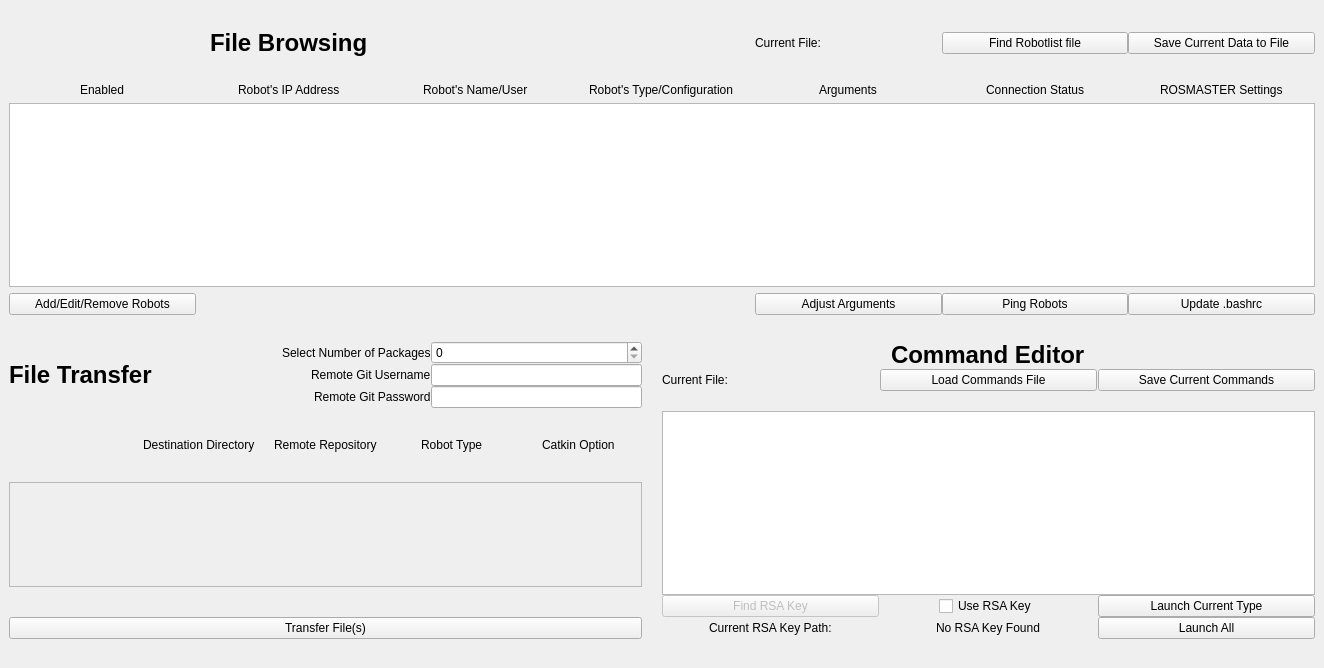
Qt form src/ui_files/Multilauncher.ui (uf-reef-avl/multilauncher) before a commit.
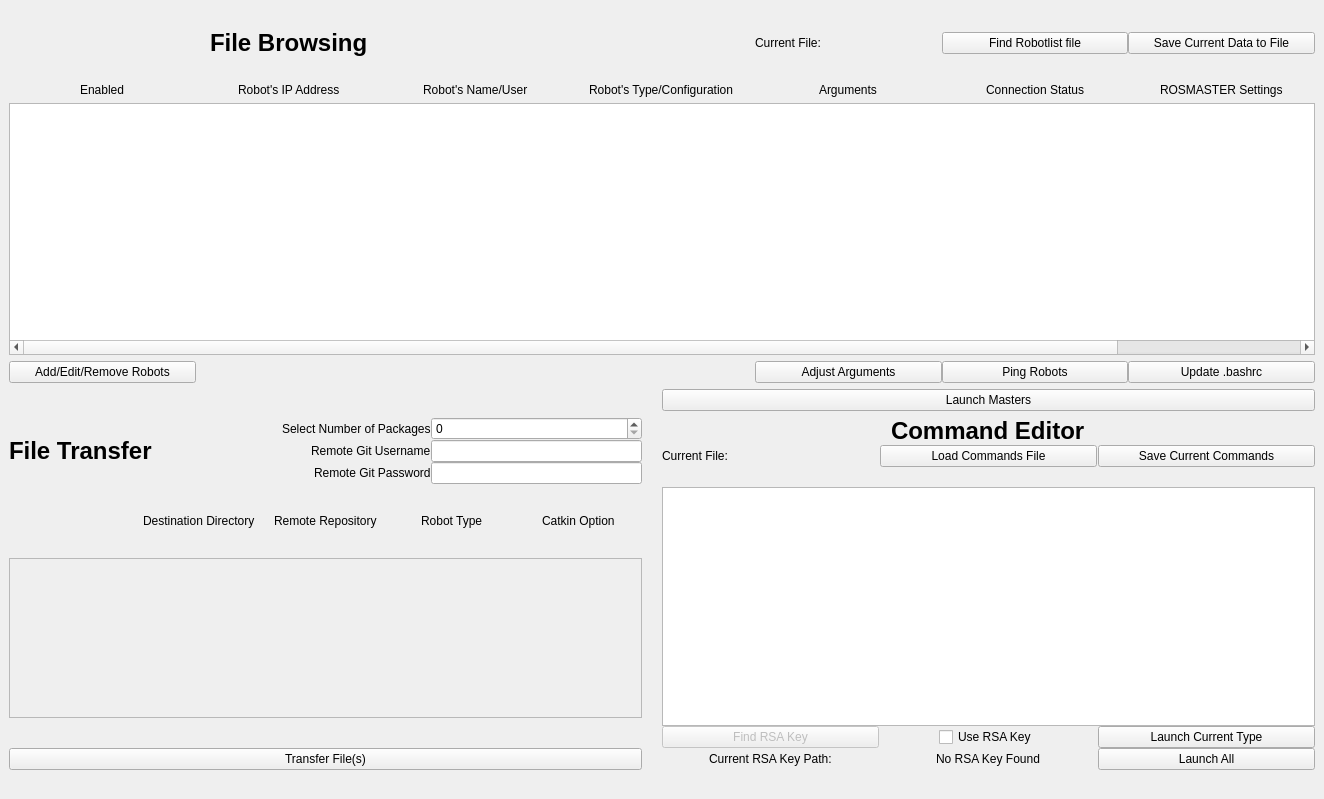
The same form after that commit.

The edit to the form file:
```diff
--- a/src/ui_files/Multilauncher.ui
+++ b/src/ui_files/Multilauncher.ui
@@ -7,7 +7,7 @@
     <x>0</x>
     <y>0</y>
     <width>1324</width>
-    <height>668</height>
+    <height>799</height>
    </rect>
   </property>
   <property name="windowTitle">
@@ -317,7 +317,7 @@
              <x>0</x>
              <y>0</y>
              <width>627</width>
-             <height>73</height>
+             <height>85</height>
             </rect>
            </property>
            <widget class="QWidget" name="gridLayoutWidget_2">
@@ -496,7 +496,7 @@
            </sizepolicy>
           </property>
           <property name="horizontalScrollBarPolicy">
-           <enum>Qt::ScrollBarAlwaysOff</enum>
+           <enum>Qt::ScrollBarAsNeeded</enum>
           </property>
           <property name="sizeAdjustPolicy">
            <enum>QAbstractScrollArea::AdjustIgnored</enum>
@@ -579,6 +579,13 @@
         </item>
        </layout>
       </item>
+      <item row="1" column="2">
+       <widget class="QPushButton" name="launchMasterButton">
+        <property name="text">
+         <string>Launch Masters</string>
+        </property>
+       </widget>
+      </item>
      </layout>
     </item>
     <item row="2" column="0">
```
